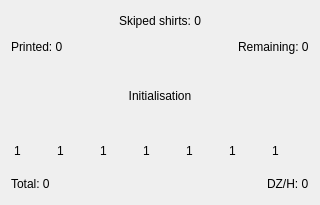
Qt form infowidget.ui (mishkoLitvin/L_Aries-progect) before a commit.
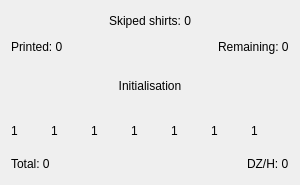
The same form after that commit.

Patch:
```diff
--- a/infowidget.ui
+++ b/infowidget.ui
@@ -6,8 +6,8 @@
    <rect>
     <x>0</x>
     <y>0</y>
-    <width>320</width>
-    <height>205</height>
+    <width>300</width>
+    <height>185</height>
    </rect>
   </property>
   <property name="minimumSize">
```
